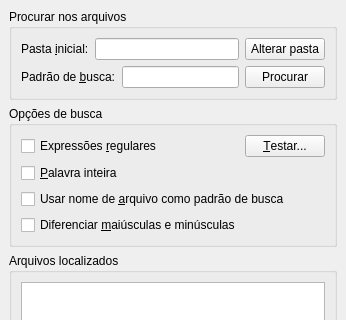
carlosleonardo/LocalizarPadroes, file LocalizarPadroes/telalocalizarpadroes.ui: the form before one commit; both pictures show x 0 to 346 and y 0 to 320 of the 346 by 493 pixel window.
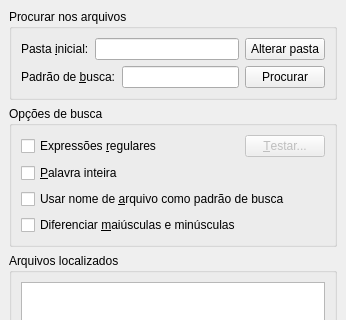
The form after the commit.

Commit message: Ajuste de habilitação do botão Testar Expressao

```diff
--- a/LocalizarPadroes/telalocalizarpadroes.ui
+++ b/LocalizarPadroes/telalocalizarpadroes.ui
@@ -104,6 +104,9 @@
            </item>
            <item>
             <widget class="QPushButton" name="btnTestarExpressaoRegular">
+             <property name="enabled">
+              <bool>false</bool>
+             </property>
              <property name="text">
               <string>&amp;Testar...</string>
              </property>
```
